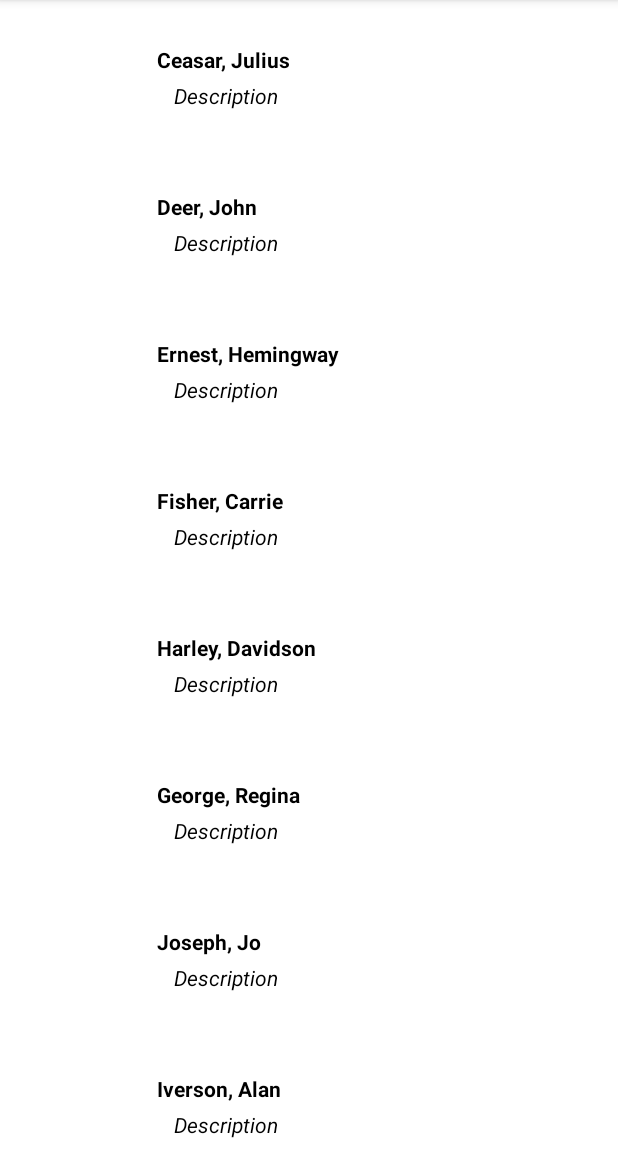
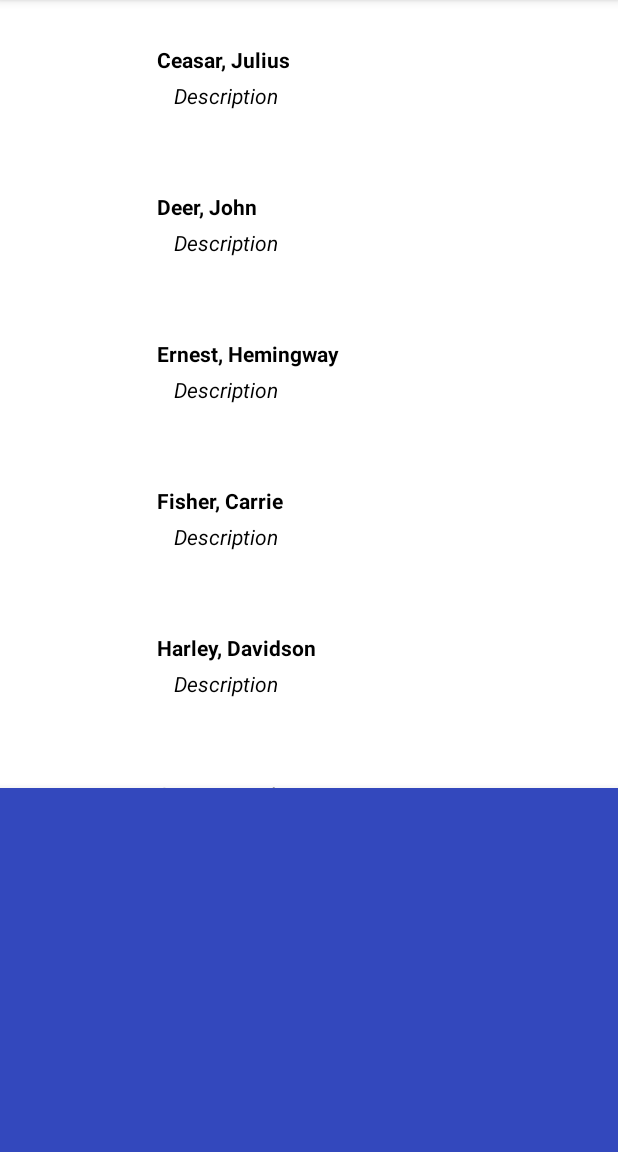
Before and after one commit to anireut/MobileAppDevelopmentFinal, an Android app: the screen it shows after launch (MainActivity), on a phone screen of 412 x 824 dp, the part 84-1236 px from its top. Run offline under Robolectric (Android 15) with nearby library versions, the phone set to English and light mode, and no system bars.

Commit message:
Implement Bottom Bar

```diff
--- a/app/src/main/java/com/example/assignment5/MainActivity.kt
+++ b/app/src/main/java/com/example/assignment5/MainActivity.kt
@@ -8,6 +8,7 @@ import android.widget.AdapterView
 import android.widget.Toast
 import androidx.recyclerview.widget.LinearLayoutManager
 import androidx.recyclerview.widget.RecyclerView
+import com.google.android.material.bottomnavigation.BottomNavigationView
 
 class MainActivity : AppCompatActivity(){
     private lateinit var newRecyclerView: RecyclerView
@@ -20,6 +21,7 @@ class MainActivity : AppCompatActivity(){
         super.onCreate(savedInstanceState)
         setContentView(R.layout.activity_main)
 
+        val bottomNavigationBar : BottomNavigationView = findViewById(R.id.btmNav)
         val rv: RecyclerView = findViewById(R.id.recyclerView)
         imageId = arrayOf(
 
--- a/app/src/main/res/layout/activity_main.xml
+++ b/app/src/main/res/layout/activity_main.xml
@@ -7,9 +7,24 @@
     tools:context=".MainActivity">
 
 
+    <com.google.android.material.bottomnavigation.BottomNavigationView
+        android:id="@+id/btmNav"
+        android:layout_width="match_parent"
+        android:layout_height="0dp"
+        android:background="#3348BD"
+        app:layout_constraintBottom_toBottomOf="parent"
+        app:layout_constraintEnd_toEndOf="parent"
+        app:layout_constraintStart_toStartOf="parent"
+        app:layout_constraintTop_toBottomOf="@+id/recyclerView" />
+
     <androidx.recyclerview.widget.RecyclerView
+        android:id="@+id/recyclerView"
         android:layout_width="match_parent"
-        android:layout_height="match_parent"
-        android:id="@+id/recyclerView"></androidx.recyclerview.widget.RecyclerView>
+        android:layout_height="525dp"
+        app:layout_constraintEnd_toEndOf="parent"
+        app:layout_constraintStart_toStartOf="parent"
+        app:layout_constraintTop_toTopOf="parent">
+
+    </androidx.recyclerview.widget.RecyclerView>
 
 </androidx.constraintlayout.widget.ConstraintLayout>
```
